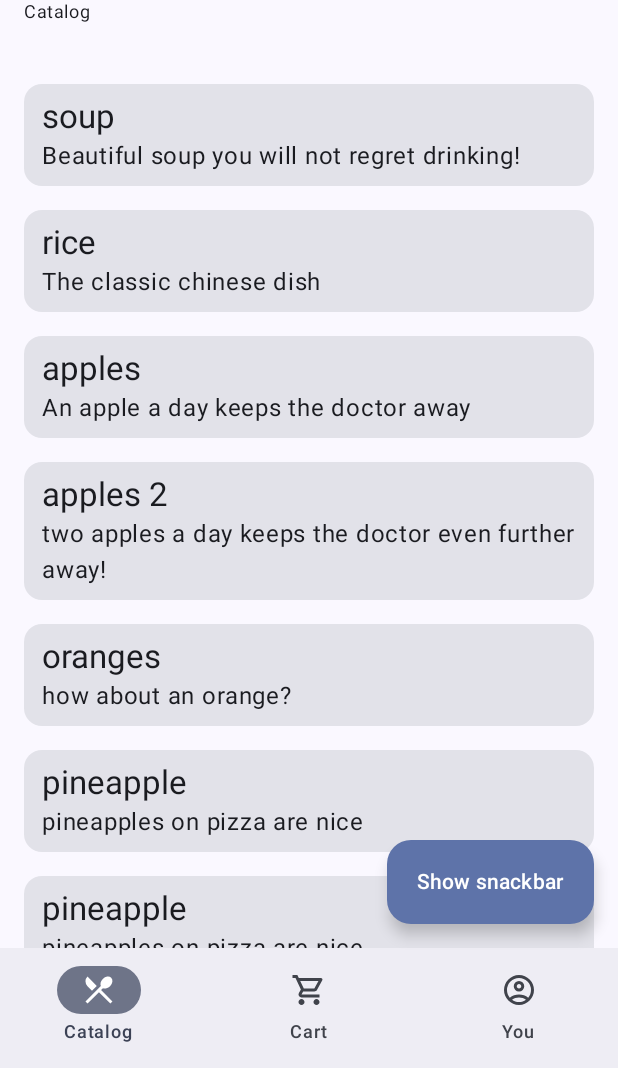
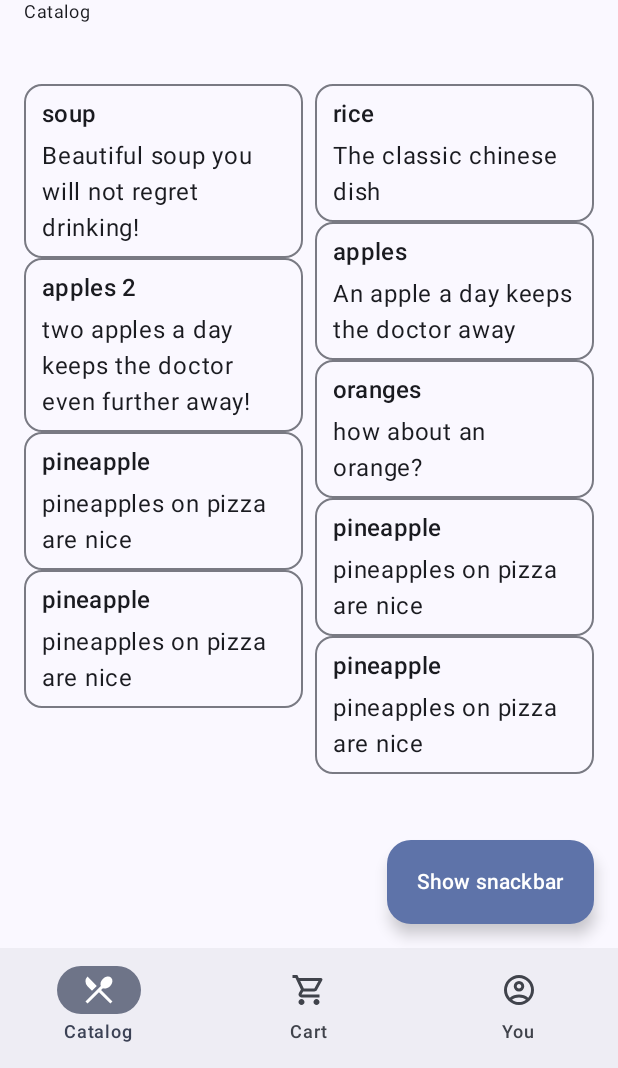
Before and after one commit to cryptoAlgorithm/SweetRock, an Android app built with Jetpack Compose: the screen it shows after launch (MainActivity), on a phone screen of 412 x 824 dp, the part 168-1236 px from its top. Run offline under Robolectric (Android 15) with nearby library versions, the phone set to English and light mode, and no system bars; our stand-ins replace Firebase (no records; nobody signed in at launch, a user with empty details on screens opened directly); 1 statement that could not run was skipped.

Commit message:
feat (nav): add navigation
feat (catalog): use staggered grid layout for catalog items

patch (catalog): update and refactor data class in preparation for database

patch (deps): add firebase dep

```diff
--- a/app/src/main/java/com/cryptoalgo/sweetRock/Catalog.kt
+++ b/app/src/main/java/com/cryptoalgo/sweetRock/Catalog.kt
@@ -1,9 +1,16 @@
 package com.cryptoalgo.sweetRock
 
-import androidx.compose.foundation.layout.*
-import androidx.compose.foundation.lazy.LazyColumn
-import androidx.compose.foundation.lazy.items
+import androidx.compose.foundation.ExperimentalFoundationApi
+import androidx.compose.foundation.layout.Arrangement
+import androidx.compose.foundation.layout.Column
+import androidx.compose.foundation.layout.PaddingValues
+import androidx.compose.foundation.layout.fillMaxSize
+import androidx.compose.foundation.layout.fillMaxWidth
+import androidx.compose.foundation.layout.padding
+import androidx.compose.foundation.lazy.staggeredgrid.LazyVerticalStaggeredGrid
+import androidx.compose.foundation.lazy.staggeredgrid.StaggeredGridCells
 import androidx.compose.material3.Card
+import androidx.compose.material3.CardDefaults
 import androidx.compose.material3.ExperimentalMaterial3Api
 import androidx.compose.material3.MaterialTheme
 import androidx.compose.material3.Text
@@ -11,33 +18,57 @@ import androidx.compose.runtime.Composable
 import androidx.compose.runtime.remember
 import androidx.compose.ui.Modifier
 import androidx.compose.ui.unit.dp
+import java.util.UUID
 
-data class CatalogItem(val title: String, val description: String)
-
-@OptIn(ExperimentalMaterial3Api::class)
+@OptIn(ExperimentalMaterial3Api::class, ExperimentalFoundationApi::class)
 @Composable
-fun Catalog() {
+fun Catalog(navigateToDetail: (itemID: String) -> Unit) {
     val catalog = remember { listOf(
-        CatalogItem("soup", "Beautiful soup you will not regret drinking!"),
-        CatalogItem("rice", "The classic chinese dish"),
-        CatalogItem("apples", "An apple a day keeps the doctor away"),
-        CatalogItem("apples 2", "two apples a day keeps the doctor even further away!"),
-        CatalogItem("oranges", "how about an orange?"),
-        CatalogItem("pineapple", "pineapples on pizza are nice"),
-        CatalogItem("pineapple", "pineapples on pizza are nice"),
-        CatalogItem("pineapple", "pineapples on pizza are nice"),
-        CatalogItem("pineapple", "pineapples on pizza are nice"),
+        CatalogProvider.CatalogItem(
+            UUID.randomUUID(),
+            "soup",
+            "Beautiful soup you will not regret drinking!"
+        ),
+        CatalogProvider.CatalogItem(UUID.randomUUID(), "rice", "The classic chinese dish"),
+        CatalogProvider.CatalogItem(
+            UUID.randomUUID(),
+            "apples",
+            "An apple a day keeps the doctor away"
+        ),
+        CatalogProvider.CatalogItem(
+            UUID.randomUUID(),
+            "apples 2",
+            "two apples a day keeps the doctor even further away!"
+        ),
+        CatalogProvider.CatalogItem(UUID.randomUUID(), "oranges", "how about an orange?"),
+        CatalogProvider.CatalogItem(UUID.randomUUID(), "pineapple", "pineapples on pizza are nice"),
+        CatalogProvider.CatalogItem(UUID.randomUUID(), "pineapple", "pineapples on pizza are nice"),
+        CatalogProvider.CatalogItem(UUID.randomUUID(), "pineapple", "pineapples on pizza are nice"),
+        CatalogProvider.CatalogItem(UUID.randomUUID(), "pineapple", "pineapples on pizza are nice"),
     ) }
 
-    LazyColumn(
-        Modifier.fillMaxSize(), verticalArrangement = Arrangement.spacedBy(16.dp), contentPadding = PaddingValues(16.dp)) {
-        items(catalog) {
-            Card(onClick = {
-
-            }) {
-                Column(modifier = Modifier.padding(12.dp, 8.dp).fillMaxWidth()) {
-                    Text(text = it.title, style = MaterialTheme.typography.titleLarge)
-                    Text(text = it.description, modifier = Modifier)
+    LazyVerticalStaggeredGrid(
+        columns = StaggeredGridCells.Fixed(2),
+        Modifier.fillMaxSize(),
+        horizontalArrangement = Arrangement.spacedBy(8.dp),
+        verticalArrangement = Arrangement.spacedBy(8.dp),
+        contentPadding = PaddingValues(16.dp)
+    ) {
+        items(catalog.count()) {
+            val item = catalog[it]
+            Card(
+                onClick = {
+                    navigateToDetail(item.id.toString())
+                },
+                colors = CardDefaults.outlinedCardColors(),
+                border = CardDefaults.outlinedCardBorder()
+            ) {
+                Column(modifier = Modifier
+                    .padding(12.dp, 8.dp)
+                    .fillMaxWidth()
+                ) {
+                    Text(text = item.title, style = MaterialTheme.typography.titleMedium)
+                    Text(text = item.description, modifier = Modifier.padding(top = 4.dp))
                 }
             }
         }
--- /dev/null
+++ b/app/src/main/java/com/cryptoalgo/sweetRock/CatalogProvider.kt
@@ -0,0 +1,13 @@
+package com.cryptoalgo.sweetRock
+
+import com.google.firebase.firestore.DocumentId
+import java.util.UUID
+
+class CatalogProvider {
+    data class CatalogItem(
+        @DocumentId
+        val id: UUID,
+        val title: String,
+        val description: String
+    )
+}
--- /dev/null
+++ b/app/src/main/java/com/cryptoalgo/sweetRock/Home.kt
@@ -0,0 +1,99 @@
+package com.cryptoalgo.sweetRock
+
+import androidx.compose.animation.AnimatedContent
+import androidx.compose.animation.ExperimentalAnimationApi
+import androidx.compose.foundation.ExperimentalFoundationApi
+import androidx.compose.foundation.layout.Column
+import androidx.compose.foundation.layout.fillMaxSize
+import androidx.compose.foundation.pager.HorizontalPager
+import androidx.compose.foundation.pager.rememberPagerState
+import androidx.compose.material3.ExperimentalMaterial3Api
+import androidx.compose.material3.ExtendedFloatingActionButton
+import androidx.compose.material3.Icon
+import androidx.compose.material3.LargeTopAppBar
+import androidx.compose.material3.MaterialTheme
+import androidx.compose.material3.NavigationBar
+import androidx.compose.material3.NavigationBarItem
+import androidx.compose.material3.Scaffold
+import androidx.compose.material3.SnackbarHost
+import androidx.compose.material3.SnackbarHostState
+import androidx.compose.material3.Text
+import androidx.compose.material3.TopAppBarDefaults
+import androidx.compose.runtime.Composable
+import androidx.compose.runtime.getValue
+import androidx.compose.runtime.mutableStateOf
+import androidx.compose.runtime.remember
+import androidx.compose.runtime.rememberCoroutineScope
+import androidx.compose.runtime.setValue
+import androidx.compose.ui.Modifier
+import androidx.compose.ui.input.nestedscroll.nestedScroll
+import androidx.compose.ui.res.painterResource
+import kotlinx.coroutines.launch
+
+@OptIn(
+    ExperimentalMaterial3Api::class, ExperimentalFoundationApi::class,
+    ExperimentalAnimationApi::class
+)
+@Composable
+fun Home(navigateToItemDetail: (String) -> Unit) {
+    val snackbarHostState = remember { SnackbarHostState() }
+    val scope = rememberCoroutineScope()
+    val pagerState = rememberPagerState()
+    val items = remember { listOf(Pair("Catalog", R.drawable.food_menu), Pair("Cart", R.drawable.cart), Pair("You", R.drawable.account)) }
+    val scrollBehavior = TopAppBarDefaults.exitUntilCollapsedScrollBehavior()
+
+    Scaffold(
+        modifier = Modifier.nestedScroll(scrollBehavior.nestedScrollConnection),
+        bottomBar = {
+            NavigationBar {
+                items.forEachIndexed { index, item ->
+                    NavigationBarItem(
+                        icon = { Icon(painterResource(item.second), contentDescription = item.first) },
+                        label = { Text(item.first) },
+                        selected = pagerState.targetPage == index,
+                        onClick = { scope.launch { pagerState.animateScrollToPage(index) }}
+                    )
+                }
+            }
+        },
+        topBar = {
+            LargeTopAppBar(
+                title = {
+                    Column {
+                        Text("Sweet Rock")
+                        AnimatedContent(targetState = items[pagerState.targetPage].first) { page ->
+                            Text(page, style = MaterialTheme.typography.bodySmall)
+                        }
+                    }
+                },
+                scrollBehavior = scrollBehavior
+            )
+        },
+        snackbarHost = { SnackbarHost(snackbarHostState) },
+        floatingActionButton = {
+            var clickCount by remember { mutableStateOf(0) }
+            ExtendedFloatingActionButton(
+                onClick = {
+                    // show snackbar as a suspend function
+                    scope.launch {
+                        snackbarHostState.showSnackbar(
+                            "Snackbar # ${++clickCount}"
+                        )
+                    }
+                }
+            ) { Text("Show snackbar") }
+        },
+        content = { innerPadding ->
+            HorizontalPager(
+                pageCount = items.count(), contentPadding = innerPadding, state = pagerState) { page ->
+                when (page) {
+                    0 -> Catalog(navigateToDetail = { navigateToItemDetail(it) })
+                    else -> Text(
+                        text = "Page: $page",
+                        modifier = Modifier.fillMaxSize()
+                    )
+                }
+            }
+        }
+    )
+}
--- a/app/src/main/java/com/cryptoalgo/sweetRock/MainActivity.kt
+++ b/app/src/main/java/com/cryptoalgo/sweetRock/MainActivity.kt
@@ -3,24 +3,18 @@ package com.cryptoalgo.sweetRock
 import android.os.Bundle
 import androidx.activity.ComponentActivity
 import androidx.activity.compose.setContent
-import androidx.compose.animation.AnimatedContent
-import androidx.compose.animation.ExperimentalAnimationApi
-import androidx.compose.foundation.ExperimentalFoundationApi
-import androidx.compose.foundation.layout.*
-import androidx.compose.foundation.pager.HorizontalPager
-import androidx.compose.foundation.pager.rememberPagerState
-import androidx.compose.material3.*
-import androidx.compose.runtime.*
+import androidx.compose.foundation.layout.fillMaxSize
+import androidx.compose.material3.MaterialTheme
+import androidx.compose.material3.Surface
+import androidx.compose.runtime.Composable
 import androidx.compose.ui.Modifier
-import androidx.compose.ui.input.nestedscroll.nestedScroll
-import androidx.compose.ui.res.painterResource
 import androidx.compose.ui.tooling.preview.Preview
 import com.cryptoalgo.sweetRock.ui.theme.SweetRockTheme
-import kotlinx.coroutines.launch
 
 class MainActivity : ComponentActivity() {
     override fun onCreate(savedInstanceState: Bundle?) {
         super.onCreate(savedInstanceState)
+
         setContent {
             SweetRockTheme {
                 // A surface container using the 'background' color from the theme
@@ -28,78 +22,11 @@ class MainActivity : ComponentActivity() {
                     modifier = Modifier.fillMaxSize(),
                     color = MaterialTheme.colorScheme.background
                 ) {
-                    Content()
+                    SweetRockHost()
                 }
             }
         }
     }
-}
-
-@OptIn(ExperimentalMaterial3Api::class, ExperimentalFoundationApi::class,
-    ExperimentalAnimationApi::class
-)
-@Composable
-fun Content() {
-    val snackbarHostState = remember { SnackbarHostState() }
-    val scope = rememberCoroutineScope()
-    val pagerState = rememberPagerState()
-    val items = remember { listOf(Pair("Catalog", R.drawable.food_menu), Pair("Cart", R.drawable.cart), Pair("You", R.drawable.account)) }
-    val scrollBehavior = TopAppBarDefaults.exitUntilCollapsedScrollBehavior()
-
-    Scaffold(
-        modifier = Modifier.nestedScroll(scrollBehavior.nestedScrollConnection),
-        bottomBar = {
-            NavigationBar {
-                items.forEachIndexed { index, item ->
-                    NavigationBarItem(
-                        icon = { Icon(painterResource(item.second), contentDescription = item.first) },
-                        label = { Text(item.first) },
-                        selected = pagerState.targetPage == index,
-                        onClick = { scope.launch { pagerState.animateScrollToPage(index) }}
-                    )
-                }
-            }
-        },
-        topBar = {
-            LargeTopAppBar(
-                title = {
-                    Column {
-                        Text("Sweet Rock")
-                        AnimatedContent(targetState = items[pagerState.targetPage].first) { page ->
-                            Text(page, style = MaterialTheme.typography.bodySmall)
-                        }
-                    }
-                },
-                scrollBehavior = scrollBehavior
-            )
-        },
-        snackbarHost = { SnackbarHost(snackbarHostState) },
-        floatingActionButton = {
-            var clickCount by remember { mutableStateOf(0) }
-            ExtendedFloatingActionButton(
-                onClick = {
-                    // show snackbar as a suspend function
-                    scope.launch {
-                        snackbarHostState.showSnackbar(
-                            "Snackbar # ${++clickCount}"
-                        )
-                    }
-                }
-            ) { Text("Show snackbar") }
-        },
-        content = { innerPadding ->
-            HorizontalPager(
-                pageCount = items.count(), contentPadding = innerPadding, state = pagerState) {
-                when (it) {
-                    0 -> Catalog()
-                    else -> Text(
-                        text = "Page: $it",
-                        modifier = Modifier.fillMaxSize()
-                    )
-                }
-            }
-        }
-    )
 }
 
 @Preview(showBackground = true)
--- /dev/null
+++ b/app/src/main/java/com/cryptoalgo/sweetRock/SweetRockHost.kt
@@ -0,0 +1,31 @@
+package com.cryptoalgo.sweetRock
+
+import androidx.compose.material3.Text
+import androidx.compose.runtime.Composable
+import androidx.compose.ui.Modifier
+import androidx.navigation.NavHostController
+import androidx.navigation.compose.NavHost
+import androidx.navigation.compose.composable
+import androidx.navigation.compose.rememberNavController
+
+@Composable
+fun SweetRockHost(
+    modifier: Modifier = Modifier,
+    navController: NavHostController = rememberNavController(),
+    startDestination: String = "home"
+) {
+    NavHost(
+        modifier = modifier,
+        navController = navController,
+        startDestination = startDestination
+    ) {
+        composable("home") {
+            Home(navigateToItemDetail = {
+                navController.navigate("foodDetail/$it")
+            })
+        }
+        composable("foodDetail/{id}") {
+            Text(text = it.arguments!!.getString("id")!!)
+        }
+    }
+}
--- a/build.gradle
+++ b/build.gradle
@@ -1,6 +1,10 @@
 buildscript {
     ext {
         compose_version = '1.3.3'
+    }
+    dependencies {
+        // Google services plugin
+        classpath 'com.google.gms:google-services:4.3.15'
     }
 }// Top-level build file where you can add configuration options common to all sub-projects/modules.
 plugins {
```
Also changed, not shown: app/build.gradle (+12 -0 lines), 1 other file.
